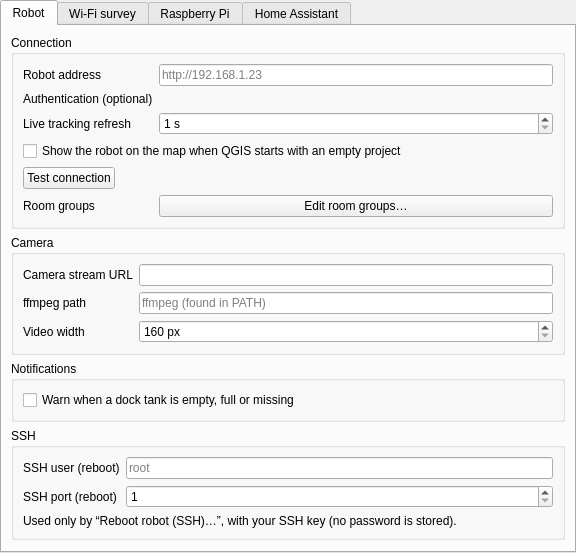
Old version of the form valetudo_qgis/ui/settings_page.ui in the repository sylsta/homeqgis.
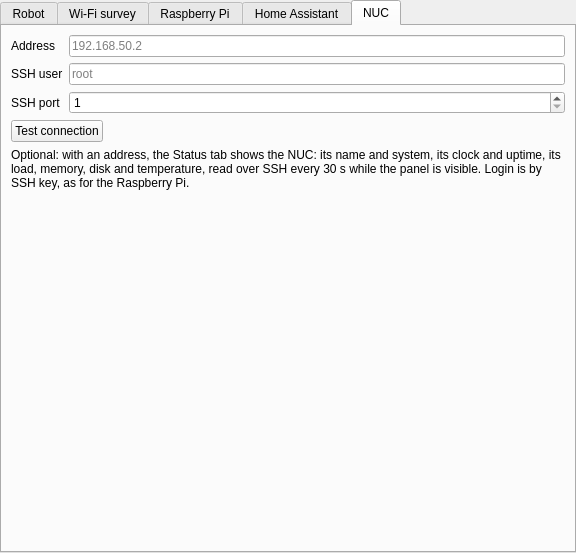
New version of the form. The open tabs and pages were chosen to show the change. Custom widgets are drawn as their Qt base class.

Commit message: Status tab: NUC block (name, system, clock, uptime, load, memory, disk, temperature over SSH); NUC tab in the settings

Diff of the .ui file:
```diff
--- a/valetudo_qgis/ui/settings_page.ui
+++ b/valetudo_qgis/ui/settings_page.ui
@@ -775,6 +775,92 @@
        </item>
       </layout>
      </widget>
+     <widget class="QWidget" name="tab_nuc">
+      <attribute name="title">
+       <string>NUC</string>
+      </attribute>
+      <layout class="QFormLayout" name="nuc_form">
+       <property name="fieldGrowthPolicy">
+        <enum>QFormLayout::AllNonFixedFieldsGrow</enum>
+       </property>
+       <item row="0" column="0">
+        <widget class="QLabel" name="lbl_nuc_host">
+         <property name="text">
+          <string>Address</string>
+         </property>
+        </widget>
+       </item>
+       <item row="0" column="1">
+        <widget class="QLineEdit" name="nuc_host">
+         <property name="placeholderText">
+          <string notr="true">192.168.50.2</string>
+         </property>
+        </widget>
+       </item>
+       <item row="1" column="0">
+        <widget class="QLabel" name="lbl_nuc_user">
+         <property name="text">
+          <string>SSH user</string>
+         </property>
+        </widget>
+       </item>
+       <item row="1" column="1">
+        <widget class="QLineEdit" name="nuc_user">
+         <property name="placeholderText">
+          <string notr="true">root</string>
+         </property>
+        </widget>
+       </item>
+       <item row="2" column="0">
+        <widget class="QLabel" name="lbl_nuc_port">
+         <property name="text">
+          <string>SSH port</string>
+         </property>
+        </widget>
+       </item>
+       <item row="2" column="1">
+        <widget class="QSpinBox" name="nuc_port">
+         <property name="minimum">
+          <number>1</number>
+         </property>
+         <property name="maximum">
+          <number>65535</number>
+         </property>
+         <property name="singleStep">
+          <number>1</number>
+         </property>
+        </widget>
+       </item>
+       <item row="3" column="0" colspan="2">
+        <layout class="QHBoxLayout" name="nuc_test_layout" stretch="0,1">
+         <item>
+          <widget class="QPushButton" name="btn_nuc_test">
+           <property name="text">
+            <string>Test connection</string>
+           </property>
+          </widget>
+         </item>
+         <item>
+          <widget class="QLabel" name="lbl_nuc_test">
+           <property name="wordWrap">
+            <bool>true</bool>
+           </property>
+          </widget>
+         </item>
+        </layout>
+       </item>
+       <item row="4" column="0" colspan="2">
+        <widget class="QLabel" name="lbl_nuc_hint">
+         <property name="wordWrap">
+          <bool>true</bool>
+         </property>
+         <property name="text">
+          <string>Optional: with an address, the Status tab shows the NUC: its name and system, its clock and uptime, its load, memory, disk and temperature, read over SSH every 30 s while the panel is visible. Login is by SSH key, as for the Raspberry Pi.</string>
+         </property>
+        </widget>
+       </item>
+      </layout>
+     </widget>
     </widget>
    </item>
    <item>
```
The commit also changes 10 other files.
